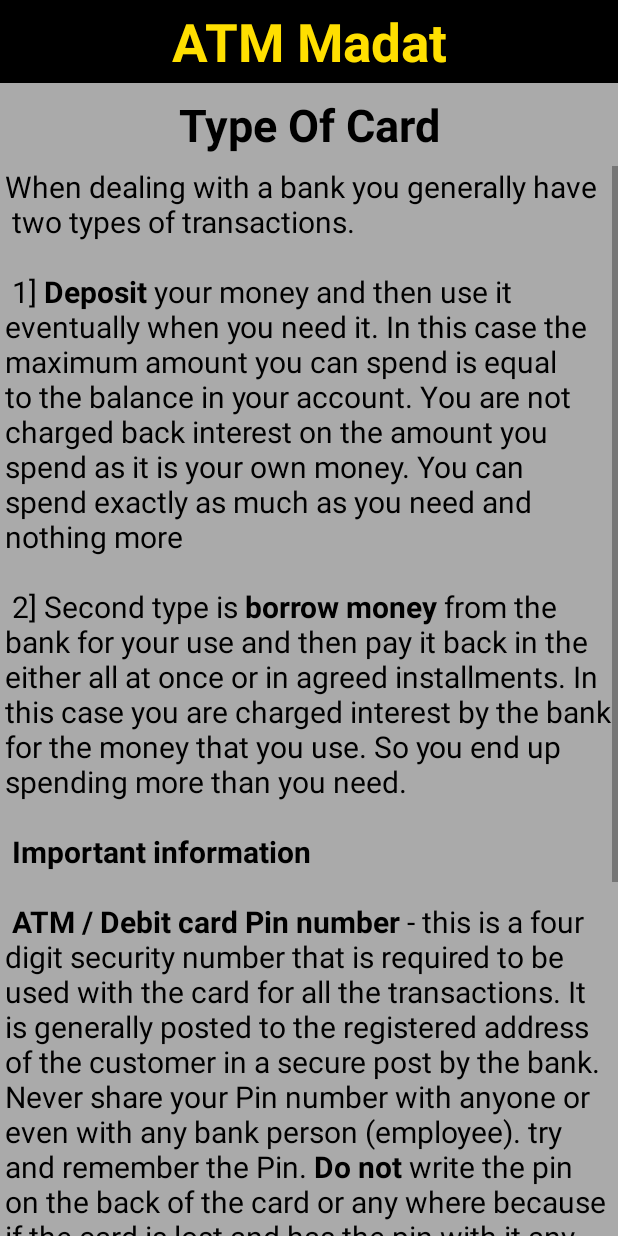
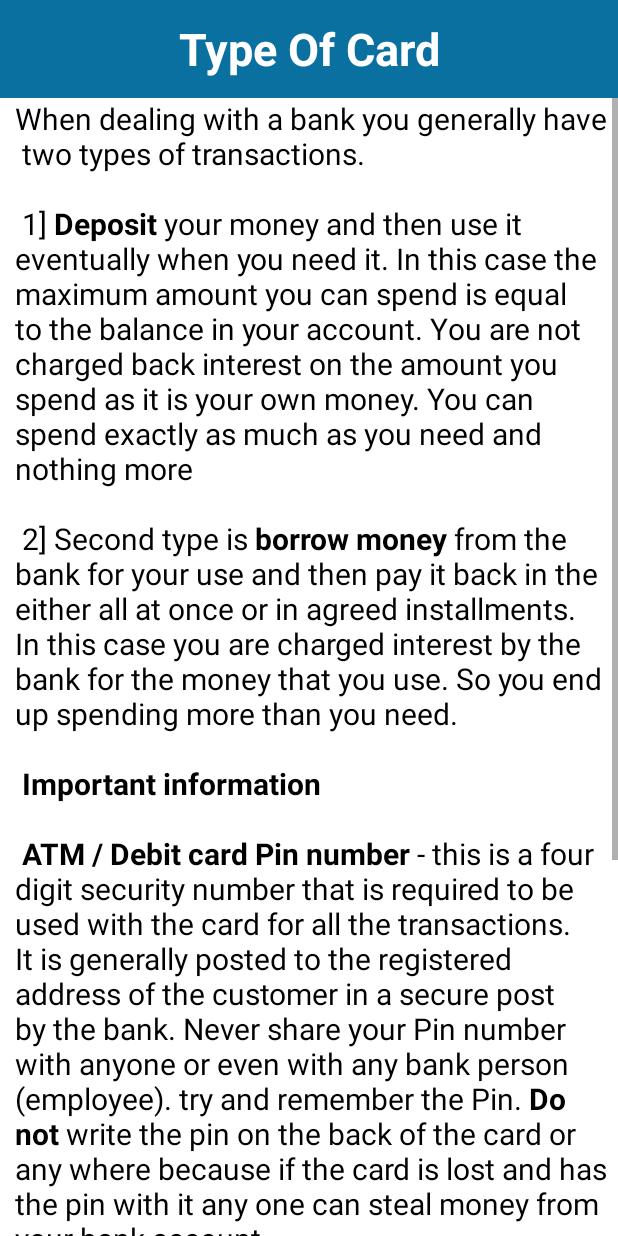
Before and after one commit to PranavDixit20/ATMMadat, an Android app: the TypeOfCard screen opened directly, with no data from a screen before it, on a phone screen of 412 x 824 dp. Run offline under Robolectric (Android 15) with nearby library versions, the phone set to English and light mode, and no system bars; our stand-ins replace AdMob.

Commit message:
Update test and style

```diff
--- a/app/src/main/java/adservices/atmmadat/AtmMenu.java
+++ b/app/src/main/java/adservices/atmmadat/AtmMenu.java
@@ -57,7 +57,7 @@ public class AtmMenu extends AppCompatActivity implements View.OnClickListener {
                 tv.setBackgroundResource(R.mipmap.c);
                 break;
             case "4":
-                tv.setBackgroundResource(R.mipmap.d);
+                tv.setBackgroundResource(R.mipmap.download123);
                 break;
             case "5":
                 tv.setBackgroundResource(R.mipmap.e);
--- a/app/src/main/res/layout/activity_basic_info.xml
+++ b/app/src/main/res/layout/activity_basic_info.xml
@@ -64,7 +64,7 @@
             android:layout_gravity="center"
             android:layout_marginTop="10dp"
             android:text="@string/toc"
-            android:textStyle="bold"
+
             android:textSize="20sp"
             android:id="@+id/bitoc"/>
 
--- a/app/src/main/res/layout/activity_type_of_card.xml
+++ b/app/src/main/res/layout/activity_type_of_card.xml
@@ -5,51 +5,40 @@
     android:layout_width="match_parent"
     android:layout_height="match_parent"
     android:orientation="vertical"
-    android:background="#AAA">
+    android:background="#fff">
+
+
+
 
     <LinearLayout
         android:layout_width="match_parent"
         android:layout_height="wrap_content"
         android:orientation="vertical">
 
-        <TextView
-            android:layout_width="match_parent"
-            android:layout_height="55dp"
-            android:background="#000"
-            android:text="@string/app_name"
-            android:textColor="#FFDF00"
-            android:textStyle="bold"
-            android:textSize="35sp"
-            android:gravity="center"
-            android:id="@+id/tt"/>
-
-        <RelativeLayout
-            android:layout_width="match_parent"
-            android:layout_height="wrap_content">
-            <com.google.android.gms.ads.AdView
-                android:layout_width="match_parent"
-                android:layout_height="wrap_content"
-                android:id="@+id/ad"
-                ads:adSize="BANNER"
-                ads:adUnitId="@string/banner_ad_unit_id">
-            </com.google.android.gms.ads.AdView>
-        </RelativeLayout>
-
     </LinearLayout>
 
     <TextView
         android:layout_width="match_parent"
-        android:layout_height="55dp"
+        android:layout_height="65dp"
         android:text="@string/toc"
-        android:textColor="#000"
+        android:textColor="#fff"
         android:textStyle="bold"
+        android:background="#09709f"
         android:textSize="30sp"
         android:gravity="center"
         android:id="@+id/cyl"/>
 
+    <RelativeLayout
+        android:layout_width="match_parent"
+        android:layout_height="match_parent">
+
+
+
+
     <ScrollView
         android:layout_width="match_parent"
         android:layout_height="match_parent">
+
 
         <LinearLayout
             android:layout_width="match_parent"
@@ -59,12 +48,12 @@
         <TextView
             android:layout_width="wrap_content"
             android:layout_height="wrap_content"
-            android:gravity="fill_horizontal"
+            android:gravity="left"
             android:id="@+id/ci"
             android:textSize="20dp"
             android:textColor="#000"
-            android:layout_marginLeft="3dp"
-            android:layout_marginRight="3dp"/>
+            android:layout_marginLeft="10dp"
+            android:layout_marginRight="5dp"/>
 
         <Button
             android:layout_width="match_parent"
@@ -72,6 +61,7 @@
             android:id="@+id/vcard"
             android:textSize="25sp"
             android:textColor="#000"
+            android:background="#cddae1"
             android:text="Credit Card"/>
 
             <Button
@@ -107,6 +97,24 @@
             android:text="@string/back"
             android:textStyle="bold"
             android:layout_gravity="center"/>
+
+        <TextView
+            android:layout_width="match_parent"
+            android:layout_marginTop="30dp"
+            android:layout_height="wrap_content" />
+
+
         </LinearLayout>
     </ScrollView>
+
+        <com.google.android.gms.ads.AdView
+            android:layout_width="match_parent"
+            android:layout_height="wrap_content"
+            android:layout_marginTop="20dp"
+            android:id="@+id/ad"
+            ads:adSize="BANNER"
+            android:layout_alignParentBottom="true"
+            ads:adUnitId="@string/banner_ad_unit_id">
+        </com.google.android.gms.ads.AdView>
+    </RelativeLayout>
 </LinearLayout>
--- a/app/src/main/res/layout/atm_menu.xml
+++ b/app/src/main/res/layout/atm_menu.xml
@@ -25,7 +25,7 @@
 
         <TextView
             android:layout_width="match_parent"
-            android:layout_height="wrap_content"
+            android:layout_height="150dp"
             android:textColor="#000"
             android:textStyle="bold"
             android:textSize="25sp"
--- a/app/src/main/res/values/colors.xml
+++ b/app/src/main/res/values/colors.xml
@@ -1,6 +1,6 @@
 <?xml version="1.0" encoding="utf-8"?>
 <resources>
-    <color name="colorPrimary">#3F51B5</color>
-    <color name="colorPrimaryDark">#303F9F</color>
+    <color name="colorPrimary">#06577c</color>
+    <color name="colorPrimaryDark">#06577c</color>
     <color name="colorAccent">#FF4081</color>
 </resources>
```
Also changed, not shown: app/src/main/res/mipmap-xxxhdpi/download123.png (added).
